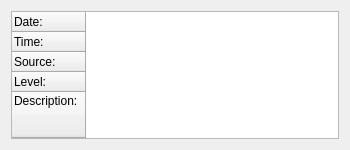
MusculoskeletalAtlasProject/mapclient, file src/mapclient/view/dialogs/log/qt/logdetails.ui: the form before one commit.
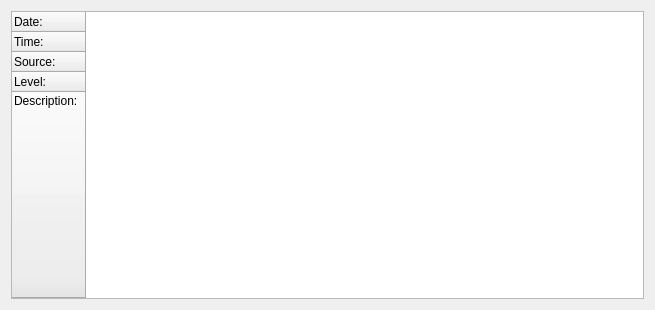
The form after the commit.

What changed in the file:
```diff
--- a/src/mapclient/view/dialogs/log/qt/logdetails.ui
+++ b/src/mapclient/view/dialogs/log/qt/logdetails.ui
@@ -6,8 +6,8 @@
    <rect>
     <x>0</x>
     <y>0</y>
-    <width>350</width>
-    <height>150</height>
+    <width>655</width>
+    <height>310</height>
    </rect>
   </property>
   <property name="minimumSize">
@@ -16,21 +16,13 @@
     <height>150</height>
    </size>
   </property>
-  <property name="maximumSize">
-   <size>
-    <width>65535</width>
-    <height>65535</height>
-   </size>
-  </property>
   <property name="windowTitle">
    <string>Details</string>
   </property>
   <property name="sizeGripEnabled">
    <bool>false</bool>
   </property>
-  <layout class="QGridLayout" name="layout">
-   <item row="0" column="0">
-    <layout class="QVBoxLayout" name="verticalLayout">
+  <layout class="QHBoxLayout" name="horizontalLayout">
      <item>
       <widget class="QTableWidget" name="detailedTable">
        <property name="autoScroll">
@@ -116,8 +108,6 @@
         </property>
        </row>
       </widget>
-     </item>
-    </layout>
    </item>
   </layout>
  </widget>
```
Lines whose indentation alone changed are shown as unchanged.
